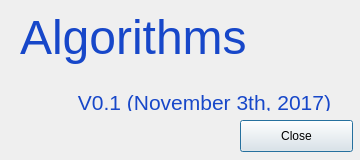
Old version of the form frmabout.ui in the repository jorgemedra/Algorithms.
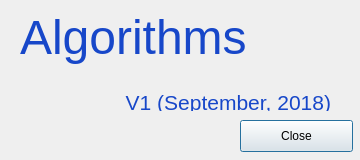
New version of the form.

What changed in the file:
```diff
--- a/frmabout.ui
+++ b/frmabout.ui
@@ -41,7 +41,7 @@
     </rect>
    </property>
    <property name="text">
-    <string>&lt;html&gt;&lt;head/&gt;&lt;body&gt;&lt;p&gt;&lt;span style=&quot; font-size:36pt; color:#1747c9;&quot;&gt;Algorithms&lt;/span&gt;&lt;/p&gt;&lt;p align=&quot;right&quot;&gt;&lt;span style=&quot; font-size:24pt; color:#1747c9; vertical-align:sub;&quot;&gt;V0.1 (November 3th, 2017)&lt;/span&gt;&lt;/p&gt;&lt;/body&gt;&lt;/html&gt;</string>
+    <string>&lt;html&gt;&lt;head/&gt;&lt;body&gt;&lt;p&gt;&lt;span style=&quot; font-size:36pt; color:#1747c9;&quot;&gt;Algorithms&lt;/span&gt;&lt;/p&gt;&lt;p align=&quot;right&quot;&gt;&lt;span style=&quot; font-size:24pt; color:#1747c9; vertical-align:sub;&quot;&gt;V1 (September, 2018)&lt;/span&gt;&lt;/p&gt;&lt;/body&gt;&lt;/html&gt;</string>
    </property>
    <property name="textFormat">
     <enum>Qt::RichText</enum>
```
